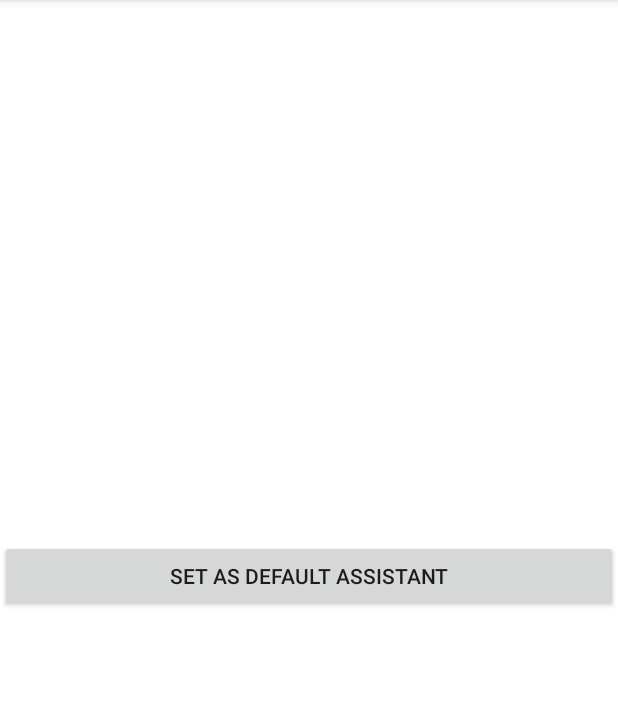
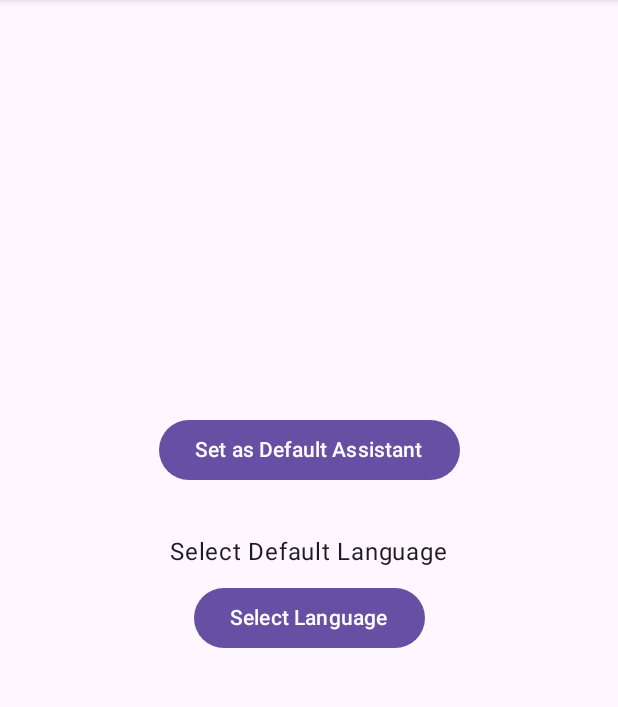
Before and after one commit to SubhrajyotiSen/Translate, an Android app built with Jetpack Compose: the screen it shows after launch (MainActivity), on a phone screen of 412 x 824 dp, the part 84-791 px from its top. Run offline under Robolectric (Android 15) with nearby library versions, the phone set to English and light mode, and no system bars; libraries missing offline, so code that uses them is left out: com.google.mlkit.common, com.google.mlkit.nl, kotlinx.coroutines.tasks; 1 statement that could not run was skipped.

Commit message:
Basic language download UI

```diff
--- a/app/src/main/java/me/subhrajyoti/translate/MainActivity.kt
+++ b/app/src/main/java/me/subhrajyoti/translate/MainActivity.kt
@@ -3,39 +3,178 @@ package me.subhrajyoti.translate
 import android.content.Intent
 import android.os.Bundle
 import android.provider.Settings
-import android.widget.Button
+import androidx.activity.compose.setContent
 import androidx.appcompat.app.AppCompatActivity
-import android.widget.LinearLayout
-import android.view.Gravity
-import android.view.ViewGroup
+import androidx.compose.foundation.layout.*
+import androidx.compose.material3.*
+import androidx.compose.runtime.*
+import androidx.compose.ui.Alignment
+import androidx.compose.ui.Modifier
+import androidx.compose.ui.graphics.Color
+import androidx.compose.ui.platform.LocalContext
+import androidx.compose.ui.unit.dp
+import kotlinx.coroutines.launch
 
 class MainActivity : AppCompatActivity() {
+
+    private val modelManager = LanguageModelManager()
+    private val PREFS_NAME = "TranslatePrefs"
+    private val KEY_DEFAULT_LANG = "default_language_code"
+
     override fun onCreate(savedInstanceState: Bundle?) {
         super.onCreate(savedInstanceState)
 
-        val layout = LinearLayout(this).apply {
-            orientation = LinearLayout.VERTICAL
-            gravity = Gravity.CENTER
-            layoutParams = ViewGroup.LayoutParams(
-                ViewGroup.LayoutParams.MATCH_PARENT,
-                ViewGroup.LayoutParams.MATCH_PARENT
-            )
+        setContent {
+            TranslateApp()
         }
+    }
 
-        val button = Button(this).apply {
-            text = "Set as Default Assistant"
-            setOnClickListener {
-                val intent = Intent(Settings.ACTION_VOICE_INPUT_SETTINGS)
-                // Fallback or specific intent for assistant
-                try {
-                    startActivity(intent)
-                } catch (e: Exception) {
-                    startActivity(Intent(Settings.ACTION_SETTINGS))
+    @Composable
+    fun TranslateApp() {
+        val context = LocalContext.current
+        val scope = rememberCoroutineScope()
+
+        // State
+        var languages by remember { mutableStateOf(emptyList<LanguageOption>()) }
+        var selectedLanguage by remember { mutableStateOf<LanguageOption?>(null) }
+        var statusText by remember { mutableStateOf("") }
+        var statusColor by remember { mutableStateOf(Color.Black) }
+        var isWorking by remember { mutableStateOf(false) } // Downloading or checking
+        var isDownloaded by remember { mutableStateOf(false) }
+
+        // Logic to check status
+        fun checkStatus(code: String) {
+            scope.launch {
+                isWorking = true
+                statusText = "Checking status..."
+                statusColor = Color.Black
+
+                isDownloaded = modelManager.isModelDownloaded(code)
+                isWorking = false
+
+                if (isDownloaded) {
+                    statusText = "Model is ready"
+                    statusColor = Color.Green
+                } else {
+                    statusText = "Model not downloaded"
+                    statusColor = Color.Red
                 }
             }
         }
 
-        layout.addView(button)
-        setContentView(layout)
+        // Initialize
+        LaunchedEffect(Unit) {
+            languages = modelManager.getAvailableLanguages().map { code ->
+                LanguageOption(modelManager.getDisplayName(code), code)
+            }.sortedBy { it.name }
+
+            val prefs = getSharedPreferences(PREFS_NAME, MODE_PRIVATE)
+            val savedLangCode = prefs.getString(KEY_DEFAULT_LANG, "en")
+
+            val initialLang = languages.find { it.code == savedLangCode } ?: languages.firstOrNull()
+            selectedLanguage = initialLang
+
+            initialLang?.let { checkStatus(it.code) }
+        }
+
+        MaterialTheme {
+            Surface(
+                modifier = Modifier.fillMaxSize(),
+                color = MaterialTheme.colorScheme.background
+            ) {
+                Column(
+                    modifier = Modifier
+                        .fillMaxSize()
+                        .padding(32.dp),
+                    horizontalAlignment = Alignment.CenterHorizontally,
+                    verticalArrangement = Arrangement.Center
+                ) {
+                    Button(
+                        onClick = {
+                            val intent = Intent(Settings.ACTION_VOICE_INPUT_SETTINGS)
+                            try {
+                                context.startActivity(intent)
+                            } catch (e: Exception) {
+                                context.startActivity(Intent(Settings.ACTION_SETTINGS))
+                            }
+                        }
+                    ) {
+                        Text("Set as Default Assistant")
+                    }
+
+                    Spacer(modifier = Modifier.height(32.dp))
+
+                    Text("Select Default Language")
+
+                    Spacer(modifier = Modifier.height(8.dp))
+
+                    // Dropdown
+                    var expanded by remember { mutableStateOf(false) }
+                    Box {
+                        Button(onClick = { expanded = true }) {
+                            Text(selectedLanguage?.name ?: "Select Language")
+                        }
+                        DropdownMenu(
+                            expanded = expanded,
+                            onDismissRequest = { expanded = false },
+                            modifier = Modifier.heightIn(max = 300.dp)
+                        ) {
+                            languages.forEach { lang ->
+                                DropdownMenuItem(
+                                    text = { Text(lang.name) },
+                                    onClick = {
+                                        selectedLanguage = lang
+                                        expanded = false
+                                        getSharedPreferences(PREFS_NAME, MODE_PRIVATE)
+                                            .edit()
+                                            .putString(KEY_DEFAULT_LANG, lang.code)
+                                            .apply()
+                                        checkStatus(lang.code)
+                                    }
+                                )
+                            }
+                        }
+                    }
+
+                    Spacer(modifier = Modifier.height(16.dp))
+
+                    Text(text = statusText, color = statusColor)
+
+                    Spacer(modifier = Modifier.height(16.dp))
+
+                    if (isWorking) {
+                        CircularProgressIndicator()
+                    } else {
+                        val currentLang = selectedLanguage
+                        if (!isDownloaded && currentLang != null) {
+                            Button(
+                                onClick = {
+                                    scope.launch {
+                                        isWorking = true
+                                        statusText = "Downloading..."
+                                        statusColor = Color.Black
+                                        try {
+                                            modelManager.downloadModel(currentLang.code)
+                                            statusText = "Download Complete"
+                                            statusColor = Color.Green
+                                            isDownloaded = true
+                                        } catch (e: Exception) {
+                                            statusText = "Download Failed: ${e.message}"
+                                            statusColor = Color.Red
+                                        } finally {
+                                            isWorking = false
+                                        }
+                                    }
+                                }
+                            ) {
+                                Text("Download Model")
+                            }
+                        }
+                    }
+                }
+            }
+        }
     }
+
+    data class LanguageOption(val name: String, val code: String)
 }
```
Also changed, not shown: app/build.gradle.kts (+11 -0 lines), app/src/main/java/me/subhrajyoti/translate/LanguageModelManager.kt (added, +35 -0 lines), gradle/libs.versions.toml (+10 -0 lines).
